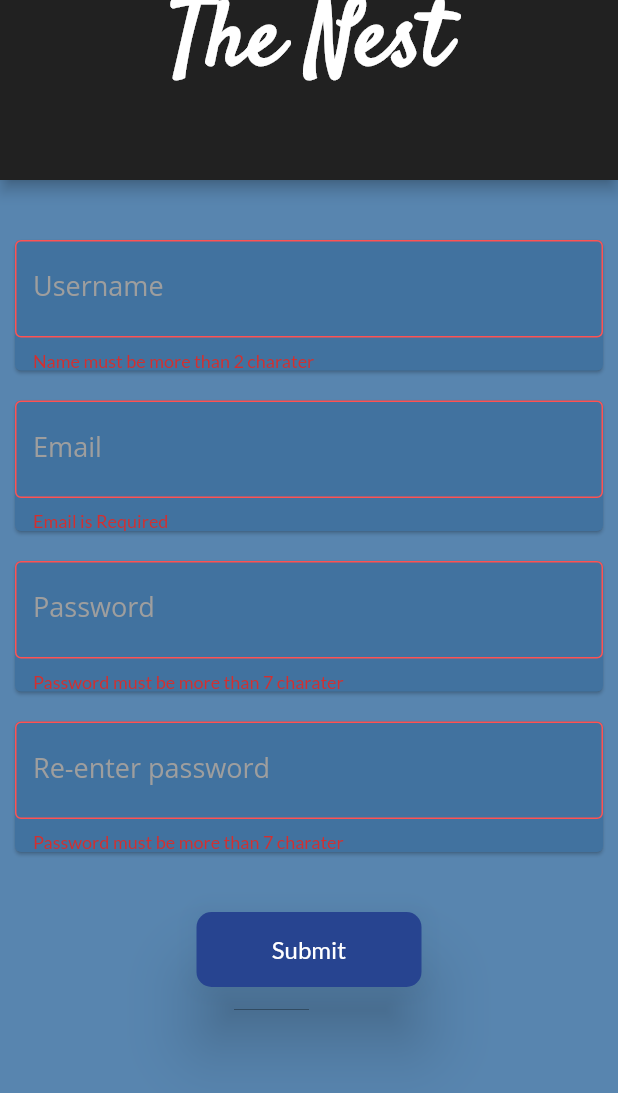
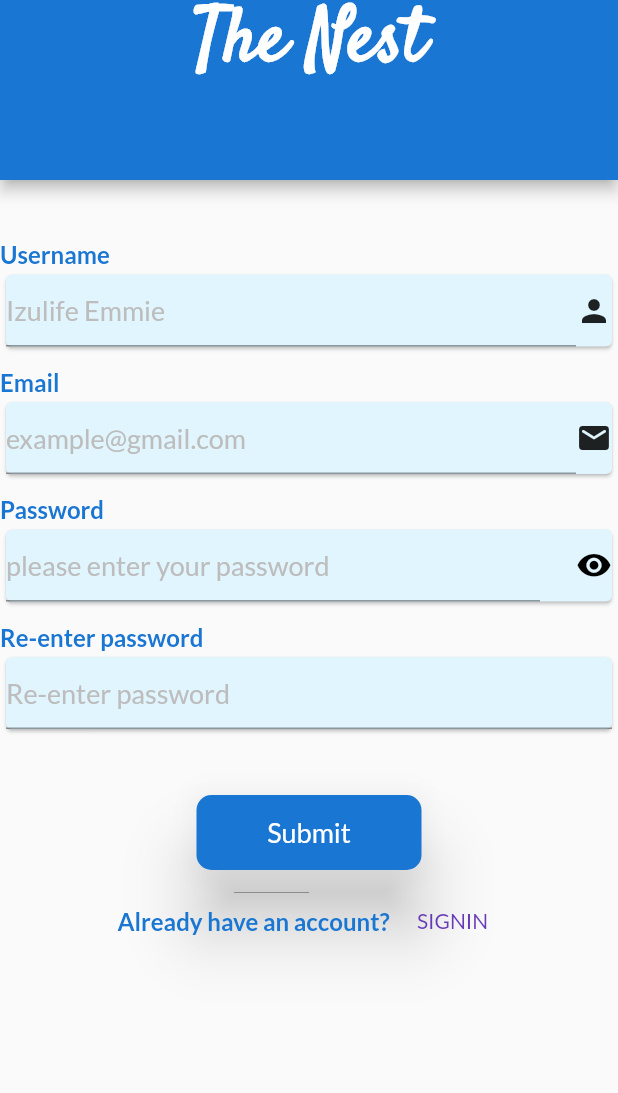
Before and after one commit to Lordswift86/homeRentalApp, a Flutter app: the screen it shows after launch, on a phone screen of 412 x 824 dp. Shown: the top 1093 px of the screen. Run offline on Flutter 3.47's test engine with Material 2 defaults, Android fonts, the phone set to English and light mode, and no system bars; our stand-ins replace intl_phone_field.

Commit message:
login signup and forgot password

```diff
--- a/lib/main.dart
+++ b/lib/main.dart
@@ -1,5 +1,8 @@
 import 'package:flutter/material.dart';
-import 'package:home_rental/signUp.dart';
+import 'package:flutter/services.dart';
+import 'package:home_rental/screens/forgetPassword.dart';
+import 'package:home_rental/screens/signIn.dart';
+import 'package:home_rental/screens/signUp.dart';
 
 void main() {
   runApp(MyApp());
@@ -12,11 +15,13 @@ class MyApp extends StatelessWidget {
     //  GestureDetector also listens for accessibility events and maps them to the callbacks.
     // You can use GestureDetector for monitoring single Tap, double Tap and a long press
     return MaterialApp(
-      debugShowCheckedModeBanner: false,
-      title: 'Service App',
-      // the configuration of the overall visual Theme for a MaterialApp or a widget subtree within the app.
-      theme: ThemeData(
-          backgroundColor: Colors.blue,
+        debugShowCheckedModeBanner: false,
+        title: 'Service App',
+        // the configuration of the overall visual Theme for a MaterialApp or a widget subtree within the app.
+        theme: ThemeData(
+          hintColor: Colors.grey[400],
+          cardColor: Colors.lightBlue[50],
+          backgroundColor: Colors.blueAccent,
           fontFamily: 'Lato',
           //brightness: Brightness.dark,
           primarySwatch: Colors.deepPurple,
@@ -28,27 +33,50 @@ class MyApp extends StatelessWidget {
             ),
           ),
           textTheme: TextTheme(
+            // error message
+            caption: TextStyle(
+                color: Colors.red,
+                fontSize: 12,
+                fontWeight: FontWeight.w300,
+                fontFamily: "Lato"),
+            // headline5: TextStyle(color: Colors.white, fontSize: 14),,
+            //Field text
+            subtitle1: TextStyle(
+              color: Colors.blue,
+              fontSize: 18,
+              fontFamily: 'Lato',
+            ),
+
             headline6: TextStyle(
-                color: Colors.black, fontSize: 24, fontWeight: FontWeight.w300),
-            // headline5: TextStyle(color: Colors.white, fontSize: 14),,
-            subtitle1: TextStyle(
-              color: Colors.white,
-              fontSize: 18,
+              color: Colors.green,
+              fontSize: 24,
               fontFamily: 'OpenSans',
             ),
+            //Titles
+            bodyText2: TextStyle(
+                color: Colors.blue[700],
+                fontSize: 16,
+                fontFamily: 'Lato',
+                fontWeight: FontWeight.bold),
           ),
           appBarTheme: AppBarTheme(
             textTheme: TextTheme(
               headline6: TextStyle(
                   color: Colors.white,
-                  fontSize: 60,
+                  fontSize: 50,
                   fontFamily: 'Satisfy',
                   fontWeight: FontWeight.w800),
             ),
             color: Colors.blue[700],
-          )),
-      home: SignUp(),
-    );
+          ),
+        ),
+        home: SignUp(),
+        initialRoute: '/',
+        routes: {
+          '/signup': (context) => SignUp(),
+          '/signin': (context) => SignIn(),
+          '/forgotpassword': (context) => ForgotPassword(),
+        });
   }
 }
 //fgg
--- /dev/null
+++ b/lib/screens/signUp.dart
@@ -0,0 +1,220 @@
+import 'package:flutter/material.dart';
+import 'package:home_rental/widgets.dart/appBar.dart';
+import 'package:home_rental/widgets.dart/MyTextField.dart';
+import 'package:home_rental/widgets.dart/button.dart';
+import 'package:home_rental/widgets.dart/validator.dart';
+
+class SignUp extends StatefulWidget {
+  @override
+  _SignUpState createState() => _SignUpState();
+}
+
+class _SignUpState extends State<SignUp> {
+  final GlobalKey<FormState> _formKey = GlobalKey<FormState>();
+  final appBarHeight = 120.0;
+  var sizedBoxHeight1 = 10.0;
+  var sizedBoxHeight2 = 40.0;
+  var email;
+  var fullName;
+  var password;
+  var validator = MyValidator();
+
+  @override
+  Widget build(BuildContext context) {
+    return GestureDetector(
+      onTap: () {
+        FocusScopeNode currentFocus = FocusScope.of(context);
+
+        if (!currentFocus.hasPrimaryFocus) {
+          currentFocus.unfocus();
+        }
+      },
+
+      // child: StreamProvider<User>.value(
+      //   value: AuthService().user,
+      child: Scaffold(
+        // backgroundColor: Color.fromRGBO(88, 133, 175, 100),
+        appBar: PreferredSize(
+          preferredSize: Size.fromHeight(appBarHeight),
+          child: MyAppBar(Text('The Nest')),
+        ),
+        body: SingleChildScrollView(
+          child: Form(
+            key: _formKey,
+            // autovalidateMode: AutovalidateMode.onUserInteraction,
+            child: Column(
+              crossAxisAlignment: CrossAxisAlignment.center,
+              children: [
+                SizedBox(height: sizedBoxHeight2),
+                Container(
+                  // child: Card(
+                  //   margin: EdgeInsets.symmetric(horizontal: 10),
+                  //   color: Color.fromRGBO(46, 139, 192, 100),
+                  //   elevation: 5,
+                  child: Column(
+                    crossAxisAlignment: CrossAxisAlignment.start,
+                    children: [
+                      Text("Username"),
+                      Card(
+                        // margin: EdgeInsets.symmetric(horizontal: 10),
+                        // color: Color.fromRGBO(65, 114, 159, 100),
+                        child: Row(
+                          children: [
+                            Expanded(
+                              child: MyTextField(
+                                  myHintText: 'Izulife Emmie',
+                                  // myLabelText: 'Username',
+                                  myValidators: validator.validateName,
+                                  myKeyboardType: TextInputType.name,
+                                  myObscureText: false,
+                                  myOnSaved: (value) {
+                                    fullName = value;
+                                  }),
+                            ),
+                            Icon(Icons.person),
+                          ],
+                        ),
+                      ),
+                    ],
+                  ),
+                ),
+                SizedBox(height: sizedBoxHeight1),
+                Container(
+                  // child: Card(
+                  //   margin: EdgeInsets.symmetric(horizontal: 10),
+                  //   color: Color.fromRGBO(46, 139, 192, 100),
+                  //   elevation: 5,
+                  child: Column(
+                    crossAxisAlignment: CrossAxisAlignment.start,
+                    children: [
+                      Text("Email"),
+                      Card(
+                        // margin: EdgeInsets.symmetric(horizontal: 10),
+                        // color: Color.fromRGBO(65, 114, 159, 100),
+                        child: Row(
+                          children: [
+                            Expanded(
+                              child: MyTextField(
+                                  myHintText: 'example@gmail.com',
+                                  // myLabelText: 'Email',
+                                  myValidators: validator.validateEmail,
+                                  myKeyboardType: TextInputType.emailAddress,
+                                  myObscureText: false,
+                                  myOnSaved: (value) {
+                                    email = value;
+                                  }),
+                            ),
+                            Icon(Icons.email_rounded),
+                          ],
+                        ),
+                      ),
+                    ],
+                  ),
+                ),
+                SizedBox(height: sizedBoxHeight1),
+                Container(
+                  // child: Card(
+                  //   margin: EdgeInsets.symmetric(horizontal: 10),
+                  //   color: Color.fromRGBO(46, 139, 192, 100),
+                  //   elevation: 5,
+                  child: Column(
+                    crossAxisAlignment: CrossAxisAlignment.start,
+                    children: [
+                      Text("Password"),
+                      Card(
+                        // margin: EdgeInsets.symmetric(horizontal: 10),
+                        // color: Color.fromRGBO(65, 114, 159, 100),
+                        child: Row(
+                          children: [
+                            Expanded(
+                              child: MyTextField(
+                                  myHintText: 'please enter your password',
+                                  // myLabelText: 'Password',
+                                  myValidators: validator.validatePassword,
+                                  myKeyboardType: TextInputType.visiblePassword,
+                                  myObscureText: true,
+                                  myOnSaved: (value) {
+                                    password = value;
+                                  }),
+                            ),
+                            //TODO setup the obscure text and icon...
+                            IconButton(
+                              padding: EdgeInsets.all(0),
+                              alignment: Alignment.centerRight,
+                              icon: Icon(
+                                Icons.visibility_rounded,
+                                color: Colors.black,
+                              ),
+                              onPressed: () {
+                                setState(() {});
+                              },
+                            ),
+                          ],
+                        ),
+                      ),
+                    ],
+                  ),
+                ),
+                SizedBox(height: sizedBoxHeight1),
+                Container(
+                  // child: Card(
+                  //   margin: EdgeInsets.symmetric(horizontal: 10),
+                  //   color: Color.fromRGBO(46, 139, 192, 100),
+                  //   elevation: 5,
+                  // TODO validation for re-enter password
+                  child: Column(
+                    crossAxisAlignment: CrossAxisAlignment.start,
+                    children: [
+                      Text("Re-enter password"),
+                      Card(
+                        // margin: EdgeInsets.symmetric(horizontal: 10),
+                        // color: Color.fromRGBO(65, 114, 159, 100),
+                        child: MyTextField(
+                            myHintText: 'Re-enter password',
+                            // myLabelText: 'Re-enter password',
+                            myValidators: validator.validatePassword,
+                            myKeyboardType: TextInputType.emailAddress,
+                            myObscureText: true,
+                            myOnSaved: (value) {
+                              if (value == password) ;
+                            }),
+                      ),
+                    ],
+                  ),
+                ),
+                SizedBox(
+                  height: sizedBoxHeight2,
+                ),
+                Buttons1(
+                  "Submit",
+                  () {},
+                  Color.fromRGBO(39, 68, 144, 100),
+                ),
+                SizedBox(
+                  height: sizedBoxHeight1,
+                ),
+                Row(
+                  mainAxisAlignment: MainAxisAlignment.center,
+                  children: [
+                    Text("Already have an account?"),
+                    SizedBox(
+                      width: sizedBoxHeight1,
+                    ),
+                    TextButton(
+                      child: Text("SIGNIN"),
+                      onPressed: () {
+                        setState(() {
+                          Navigator.of(context).popAndPushNamed('/signin');
+                        });
+                      },
+                    ),
+                  ],
+                )
+              ],
+            ),
+          ),
+        ),
+      ),
+    );
+  }
+}
--- a/lib/signUp.dart
+++ /dev/null
@@ -1,139 +0,0 @@
-import 'package:flutter/material.dart';
-import 'package:home_rental/widgets.dart/appBar.dart';
-import 'package:home_rental/widgets.dart/MyTextField.dart';
-import 'package:home_rental/widgets.dart/button.dart';
-import 'package:home_rental/widgets.dart/validator.dart';
-
-class SignUp extends StatefulWidget {
-  @override
-  _SignUpState createState() => _SignUpState();
-}
-
-class _SignUpState extends State<SignUp> {
-  final appBarHeight = 120.0;
-  var email;
-  var fullName;
-  var password;
-  var validator = MyValidator();
-
-  @override
-  Widget build(BuildContext context) {
-    return GestureDetector(
-      onTap: () {
-        FocusScopeNode currentFocus = FocusScope.of(context);
-
-        if (!currentFocus.hasPrimaryFocus) {
-          currentFocus.unfocus();
-        }
-      },
-
-      // child: StreamProvider<User>.value(
-      //   value: AuthService().user,
-      child: Scaffold(
-        backgroundColor: Color.fromRGBO(88, 133, 175, 100),
-        appBar: PreferredSize(
-          preferredSize: Size.fromHeight(appBarHeight),
-          child: MyAppBar(Text('The Nest')),
-        ),
-        body: SingleChildScrollView(
-          child: Form(
-            autovalidateMode: AutovalidateMode.always,
-            child: Column(
-              crossAxisAlignment: CrossAxisAlignment.center,
-              children: [
-                SizedBox(height: 40),
-                Container(
-                  // child: Card(
-                  //   margin: EdgeInsets.symmetric(horizontal: 10),
-                  //   color: Color.fromRGBO(46, 139, 192, 100),
-                  //   elevation: 5,
-                  child: Card(
-                    margin: EdgeInsets.symmetric(horizontal: 10),
-                    color: Color.fromRGBO(65, 114, 159, 100),
-                    child: MyTextField(
-                        myHintText: 'Izulife Emmie',
-                        myLabelText: 'Username',
-                        myValidators: validator.validateName,
-                        myKeyboardType: TextInputType.name,
-                        myObscureText: false,
-                        myOnSaved: (value) {
-                          fullName = value;
-                        }),
-                  ),
-                ),
-                SizedBox(height: 20),
-                Container(
-                  // child: Card(
-                  //   margin: EdgeInsets.symmetric(horizontal: 10),
-                  //   color: Color.fromRGBO(46, 139, 192, 100),
-                  //   elevation: 5,
-                  child: Card(
-                    margin: EdgeInsets.symmetric(horizontal: 10),
-                    color: Color.fromRGBO(65, 114, 159, 100),
-                    child: MyTextField(
-                        myHintText: 'example@gmail.com',
-                        myLabelText: 'Email',
-                        myValidators: validator.validateEmail,
-                        myKeyboardType: TextInputType.emailAddress,
-                        myObscureText: false,
-                        myOnSaved: (value) {
-                          email = value;
-                        }),
-                  ),
-                ),
-                SizedBox(height: 20),
-                Container(
-                  // child: Card(
-                  //   margin: EdgeInsets.symmetric(horizontal: 10),
-                  //   color: Color.fromRGBO(46, 139, 192, 100),
-                  //   elevation: 5,
-                  child: Card(
-                    margin: EdgeInsets.symmetric(horizontal: 10),
-                    color: Color.fromRGBO(65, 114, 159, 100),
-                    child: MyTextField(
-                        myHintText: 'please enter your password',
-                        myLabelText: 'Password',
-                        myValidators: validator.validatePassword,
-                        myKeyboardType: TextInputType.visiblePassword,
-                        myObscureText: true,
-                        myOnSaved: (value) {
-                          password = value;
-                        }),
-                  ),
-                ),
-                SizedBox(height: 20),
-                Container(
-                  // child: Card(
-                  //   margin: EdgeInsets.symmetric(horizontal: 10),
-                  //   color: Color.fromRGBO(46, 139, 192, 100),
-                  //   elevation: 5,
-                  child: Card(
-                    margin: EdgeInsets.symmetric(horizontal: 10),
-                    color: Color.fromRGBO(65, 114, 159, 100),
-                    child: MyTextField(
-                        myHintText: 'Re-enter password',
-                        myLabelText: 'Re-enter password',
-                        myValidators: validator.validatePassword,
-                        myKeyboardType: TextInputType.emailAddress,
-                        myObscureText: true,
-                        myOnSaved: (value) {
-                          if (value == password) ;
-                        }),
-                  ),
-                ),
-                SizedBox(
-                  height: 40,
-                ),
-                Buttons1(
-                  "Submit",
-                  () {},
-                  Color.fromRGBO(39, 68, 144, 100),
-                ),
-              ],
-            ),
-          ),
-        ),
-      ),
-    );
-  }
-}
--- a/lib/widgets.dart/MyTextField.dart
+++ b/lib/widgets.dart/MyTextField.dart
@@ -15,7 +15,7 @@ class MyTextField extends StatelessWidget {
 
   MyTextField(
       {this.myKeyboardType,
-      @required this.myLabelText,
+      this.myLabelText,
       @required this.myHintText,
       @required this.myValidators,
       this.myInitialCountryCode,
@@ -36,11 +36,12 @@ class MyTextField extends StatelessWidget {
         hintText: myHintText,
         // hintStyle: TextStyle(color: Colors.grey),
         errorBorder: OutlineInputBorder(
-          borderSide: BorderSide(color: Colors.redAccent),
-        ),
+            // borderSide: BorderSide(color: Colors.redAccent),
+            ),
       ),
       // The validator receives the text that the user has entered.
       validator: myValidators,
+      autovalidateMode: AutovalidateMode.onUserInteraction,
       // (value) {
       //   if (value.isEmpty) {
       //     return 'The fields can\'t be empty';
--- a/lib/widgets.dart/appBar.dart
+++ b/lib/widgets.dart/appBar.dart
@@ -8,7 +8,7 @@ class MyAppBar extends StatelessWidget {
   @override
   Widget build(BuildContext context) {
     return AppBar(
-      backgroundColor: Colors.grey[900],
+      // backgroundColor: Colors.grey[900],
       title: appBarTitle,
       centerTitle: true,
     );
--- a/lib/widgets.dart/button.dart
+++ b/lib/widgets.dart/button.dart
@@ -16,15 +16,15 @@ class Buttons1 extends StatelessWidget {
         height: 50,
         child: RaisedButton(
           elevation: 20,
-          color: myColor,
+          color: Colors.blue[700],
           onPressed: buttonPressed,
           child: Text(
             buttonLabel,
             style: TextStyle(
-              color: Colors.white,
-              fontWeight: FontWeight.w500,
-              fontSize: 16,
-            ),
+                color: Colors.white,
+                fontWeight: FontWeight.w500,
+                fontSize: 18,
+                fontFamily: "Lato"),
           ),
         ),
       ),
```
Also changed, not shown: lib/screens/forgetPassword.dart (added, +122 -0 lines), lib/screens/signIn.dart (added, +169 -0 lines), 1 other file.
